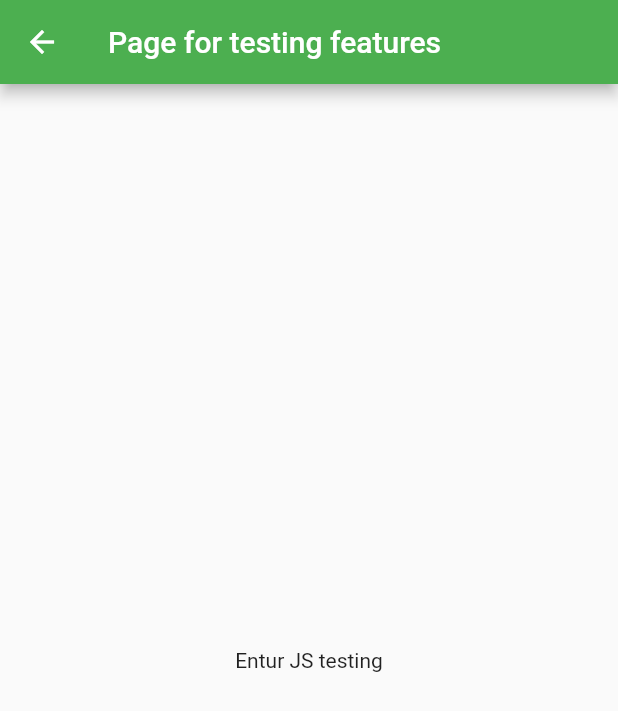
After one commit to DAT251-g2/ticket_hoarder, a Flutter app: the screen it shows after launch, after a tap on the "do disturb alt" icon, on a phone screen of 412 x 824 dp. The commit adds this screen. Shown: the top 711 px of the screen. Run offline on Flutter 3.47's test engine with Material 2 defaults, Android fonts, the light colour scheme and no system bars; our stand-ins replace flutter_html, google_maps_flutter, location; missing offline and left inert: flutter_js.

Commit message:
added Flutter_js dependency, along with a new testpage for testing flutter_js features

```diff
--- a/lib/pages/myHomePage.dart
+++ b/lib/pages/myHomePage.dart
@@ -2,6 +2,7 @@ import 'package:flutter/material.dart';
 import 'package:location/location.dart';
 import 'package:ticket_hoarder/pages/mapPage.dart';
 import 'package:ticket_hoarder/pages/setttingsPage.dart';
+import 'package:ticket_hoarder/pages/testPage.dart';
 
 class MyHomePage extends StatefulWidget {
   const MyHomePage({Key? key, required this.title}) : super(key: key);
@@ -51,6 +52,16 @@ class _MyHomePageState extends State<MyHomePage> {
           IconButton(
               onPressed: getMyLocationData,
               icon: Icon(Icons.panorama_horizontal)),
+          IconButton(
+            alignment: Alignment.bottomCenter,
+            icon: const Icon(Icons.do_disturb_alt_outlined),
+            onPressed: () {
+              Navigator.push(
+                context,
+                MaterialPageRoute(builder: (context) => const TestPage()),
+              );
+            },
+          )
         ],
       ),
       floatingActionButton: FloatingActionButton(
--- /dev/null
+++ b/lib/pages/testPage.dart
@@ -0,0 +1,33 @@
+import 'package:flutter/material.dart';
+import '../main.dart';
+import 'package:ticket_hoarder/pages/myHomePage.dart';
+import 'package:flutter_html/flutter_html.dart';
+import 'package:flutter_js/flutter_js.dart';
+
+class TestPage extends StatefulWidget {
+  const TestPage({Key? key}) : super(key: key);
+
+  @override
+  _TestPage createState() => _TestPage();
+}
+
+class _TestPage extends State<TestPage> {
+  @override
+  void initState() {
+    super.initState();
+
+    JavascriptRuntime flutterJS = getJavascriptRuntime();
+  }
+
+  @override
+  Widget build(BuildContext context) {
+    return Scaffold(
+      appBar: AppBar(
+        title: const Text('Page for testing features'),
+      ),
+      body: const Center(
+        child: Text('Entur JS testing'),
+      ),
+    );
+  }
+}
--- a/pubspec.yaml
+++ b/pubspec.yaml
@@ -40,6 +40,9 @@ dependencies:
   json_serializable: ^6.1.5
   geolocator: ^8.2.0
   location: ^4.2.0
+  flutter_html: ^2.2.1
+  flutter_js: ^0.5.0+6
+
 
 dev_dependencies:
   flutter_test:
```
Also changed, not shown: lib/pages/setttingsPage.dart (+24 -3 lines), pubspec.lock, 2 other files.
